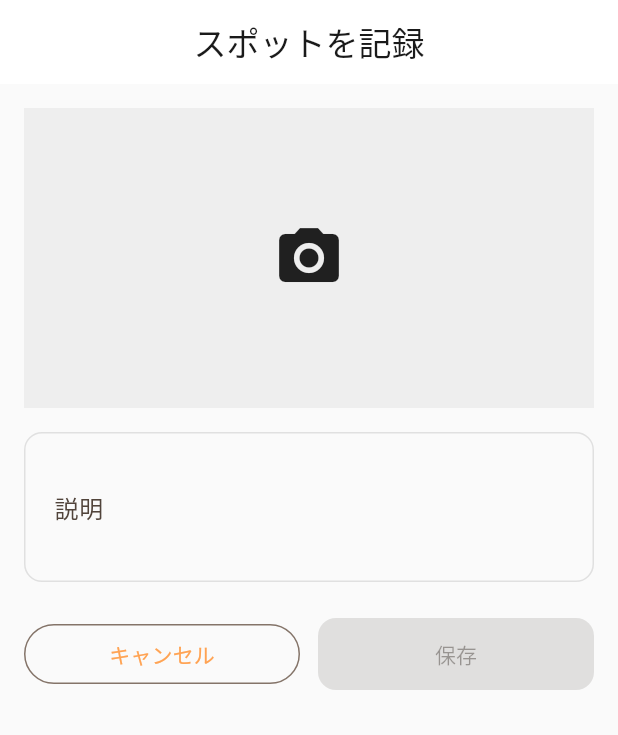
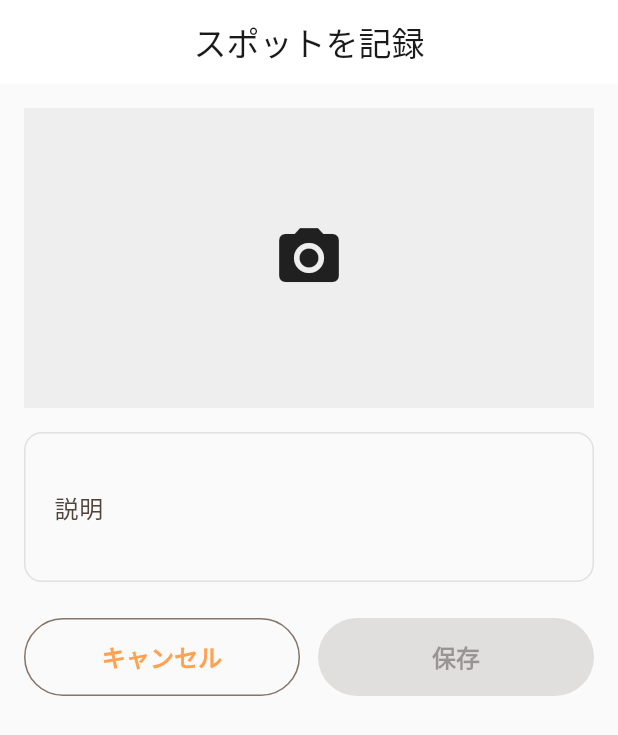
Before and after one commit to kasa-umbrella/kasampo_app, a Flutter app: the SpotRecordScreen screen opened by its route, on a phone screen of 412 x 824 dp. Shown: the top 735 px of the screen. Run offline on Flutter 3.47's test engine with Material 3 defaults, Android fonts, the light colour scheme and no system bars; our stand-ins replace cloud_firestore, firebase_auth, firebase_core, firebase_storage, flutter_image_compress, flutter_map and 8 more; missing offline and left inert: firebase_app_check; accounts and stored records are empty; generated files the repository leaves out were written again; network calls fail; Roboto replaces fonts that are missing (FutehodoMaruGothic).

Commit message:
fix: ボタン共通化

```diff
--- a/lib/app.dart
+++ b/lib/app.dart
@@ -40,7 +40,7 @@ final routerProvider = Provider<GoRouter>((ref) {
 
       if (loc == '/' && (!splashReady || authValue.isLoading)) return null;
 
-      final userState = authValue.value ?? const UserAuthLoading();
+      final userState = authValue.asData?.value ?? const UserAuthLoading();
 
       return switch (userState) {
         UserAuthLoading() => null,
--- /dev/null
+++ b/lib/core/widgets/buttons/app_button.dart
@@ -0,0 +1,51 @@
+import 'package:flutter/material.dart';
+import '../indicators/loading_indicator.dart';
+
+enum AppButtonVariant { primary, outlined }
+
+class AppButton extends StatelessWidget {
+  const AppButton({
+    super.key,
+    required this.label,
+    required this.onPressed,
+    this.variant = AppButtonVariant.primary,
+    this.isLoading = false,
+  });
+
+  final String label;
+  final VoidCallback? onPressed;
+  final AppButtonVariant variant;
+  final bool isLoading;
+
+  static const _shape = StadiumBorder();
+  static const _textStyle = TextStyle(fontSize: 16, fontWeight: FontWeight.bold);
+  static const _minSize = Size.fromHeight(52);
+
+  Widget get _child => isLoading
+      ? const LoadingIndicator()
+      : Text(label, style: _textStyle);
+
+  VoidCallback? get _onPressed => isLoading ? null : onPressed;
+
+  @override
+  Widget build(BuildContext context) {
+    return switch (variant) {
+      AppButtonVariant.primary => FilledButton(
+          onPressed: _onPressed,
+          style: FilledButton.styleFrom(
+            minimumSize: _minSize,
+            shape: _shape,
+          ),
+          child: _child,
+        ),
+      AppButtonVariant.outlined => OutlinedButton(
+          onPressed: _onPressed,
+          style: OutlinedButton.styleFrom(
+            minimumSize: _minSize,
+            shape: _shape,
+          ),
+          child: _child,
+        ),
+    };
+  }
+}
--- a/lib/features/home/presentation/widgets/walk_session_overlay.dart
+++ b/lib/features/home/presentation/widgets/walk_session_overlay.dart
@@ -86,6 +86,12 @@ class _WalkSessionOverlayState extends ConsumerState<WalkSessionOverlay> {
                 ),
               ),
               const Spacer(),
+              IconButton(
+                onPressed: () => context.go('/session/spot'),
+                icon: const Icon(Icons.camera_alt_outlined),
+                color: AppColors.primary,
+              ),
+              const SizedBox(width: 8),
               _StopButton(
                 onPressed: () async {
                   final current = ref.read(walkSessionProvider);
--- a/lib/features/walk/presentation/spot/spot_record_screen.dart
+++ b/lib/features/walk/presentation/spot/spot_record_screen.dart
@@ -4,6 +4,7 @@ import 'package:flutter_riverpod/flutter_riverpod.dart';
 import 'package:go_router/go_router.dart';
 import 'package:image_picker/image_picker.dart';
 import '../../providers/walk_session_notifier.dart';
+import '../../../../core/widgets/buttons/app_button.dart';
 
 class SpotRecordScreen extends ConsumerStatefulWidget {
   const SpotRecordScreen({super.key});
@@ -35,7 +36,7 @@ class _SpotRecordScreenState extends ConsumerState<SpotRecordScreen> {
           photo: _photo!,
           description: _descriptionController.text.trim(),
         );
-    if (mounted) context.go('/session');
+    if (mounted) context.go('/home');
   }
 
   @override
@@ -67,18 +68,18 @@ class _SpotRecordScreenState extends ConsumerState<SpotRecordScreen> {
             Row(
               children: [
                 Expanded(
-                  child: OutlinedButton(
-                    onPressed: () => context.go('/session'),
-                    child: const Text('キャンセル'),
+                  child: AppButton(
+                    label: 'キャンセル',
+                    onPressed: () => context.go('/home'),
+                    variant: AppButtonVariant.outlined,
                   ),
                 ),
                 const SizedBox(width: 12),
                 Expanded(
-                  child: ElevatedButton(
-                    onPressed: _photo != null && !_isSaving ? _save : null,
-                    child: _isSaving
-                        ? const CircularProgressIndicator()
-                        : const Text('保存'),
+                  child: AppButton(
+                    label: '保存',
+                    onPressed: _photo != null ? _save : null,
+                    isLoading: _isSaving,
                   ),
                 ),
               ],
```
Also changed, not shown: lib/features/auth/presentation/register_screen.dart (+6 -7 lines), lib/features/home/presentation/widgets/walk_start_bottom_sheet.dart (+3 -17 lines), lib/features/walk/presentation/result/walk_result_screen.dart (+4 -21 lines), 1 other file.
